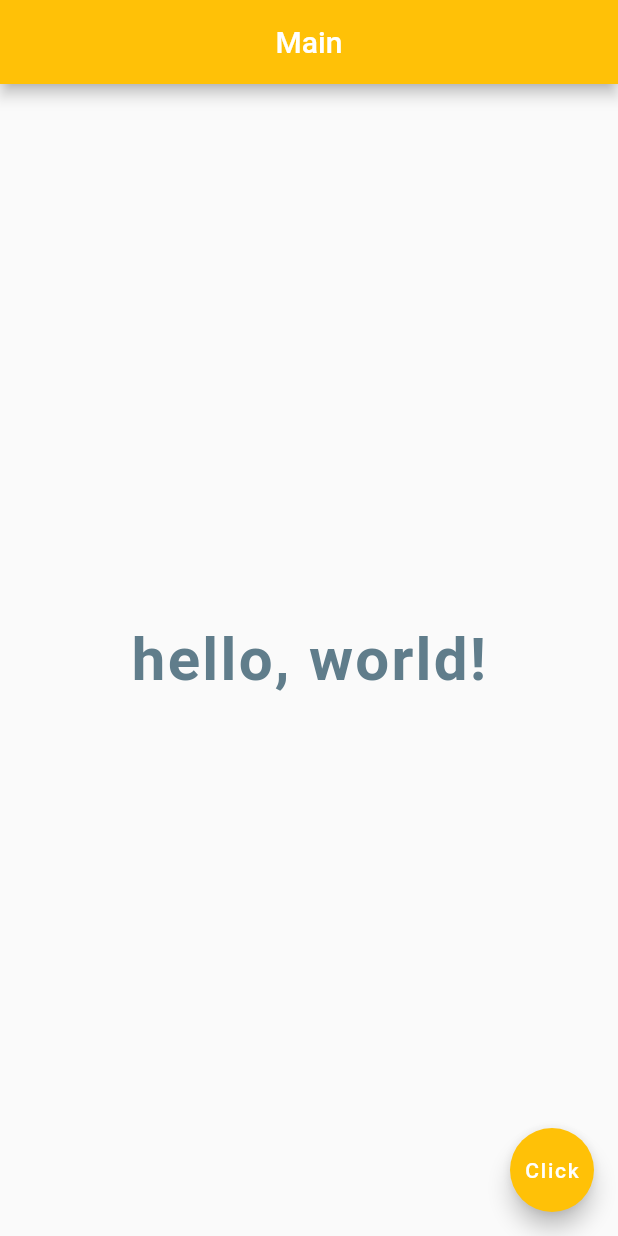
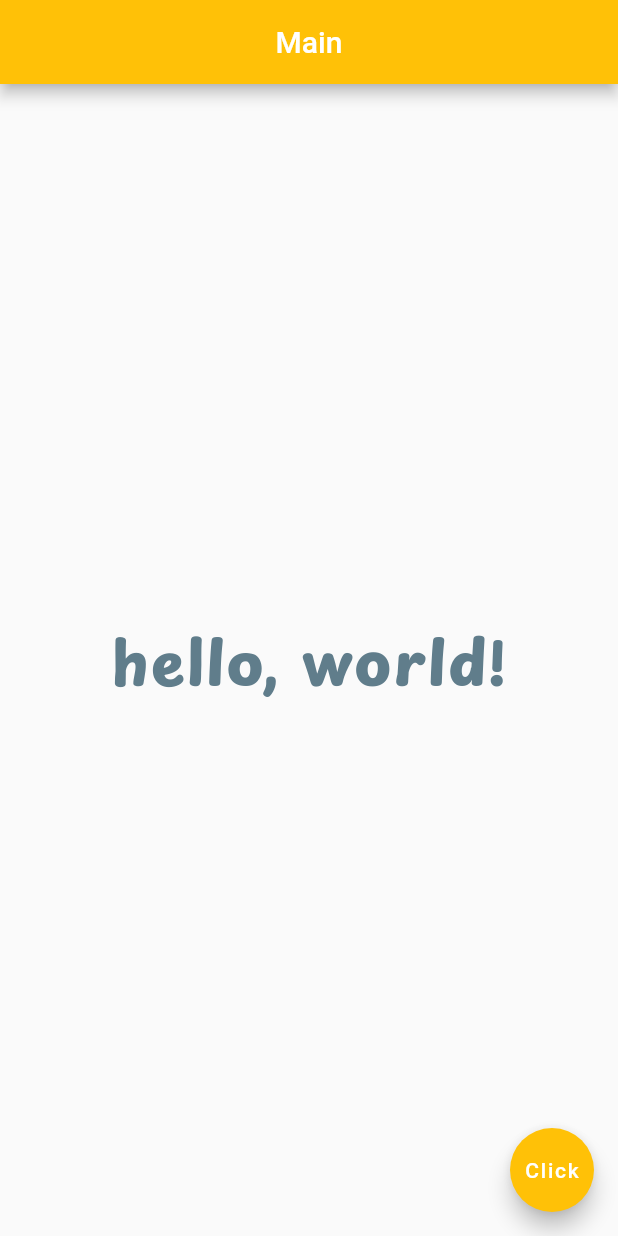
Before and after one commit to TheTahaYaseen/LearningFlutter, a Flutter app: the screen it shows after launch, on a phone screen of 412 x 824 dp. Run offline on Flutter 3.47's test engine with Material 2 defaults, Android fonts, the phone set to English and light mode, and no system bars; project files that could hold a hidden picture were left out.

Commit message:
Introduced Custom Fonts!

```diff
--- a/app/lib/main.dart
+++ b/app/lib/main.dart
@@ -44,10 +44,12 @@ class MainScreen extends StatelessWidget {
           "hello, world!",
           // Style Is An Attribute Particular For A Widget Allowing Us To Style It
           style: TextStyle(
-              fontSize: 40.0,
-              fontWeight: FontWeight.bold,
-              letterSpacing: 1.5,
-              color: Colors.blueGrey),
+            fontSize: 40.0,
+            fontWeight: FontWeight.bold,
+            letterSpacing: 1.5,
+            color: Colors.blueGrey,
+            fontFamily: "PlaypenSans",
+          ),
         ),
       ),
       // A Button That Floats In The Scaffold
```
Also changed, not shown: app/pubspec.yaml (+11 -4 lines), app/assets/fonts/PlaypenSans-Bold.ttf (added), app/assets/fonts/PlaypenSans-ExtraBold.ttf (added), app/assets/fonts/PlaypenSans-ExtraLight.ttf (added), app/assets/fonts/PlaypenSans-Light.ttf (added), app/assets/fonts/PlaypenSans-Medium.ttf (added), app/assets/fonts/PlaypenSans-Regular.ttf (added), app/assets/fonts/PlaypenSans-SemiBold.ttf (added), app/assets/fonts/PlaypenSans-Thin.ttf (added).
